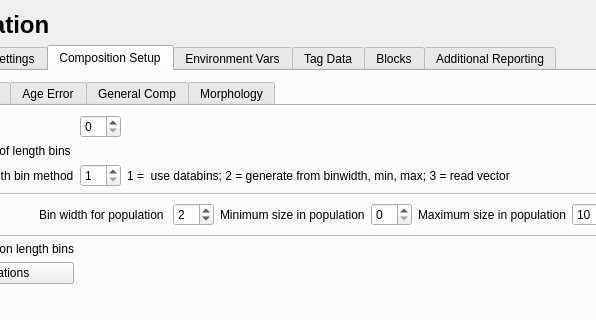
Above: src/data_widget.ui from nmfs-ost/ss3-ssi before the change; both pictures show x 119 to 715 and y 0 to 320 of the 890 by 591 pixel window. Below: the same form after it.
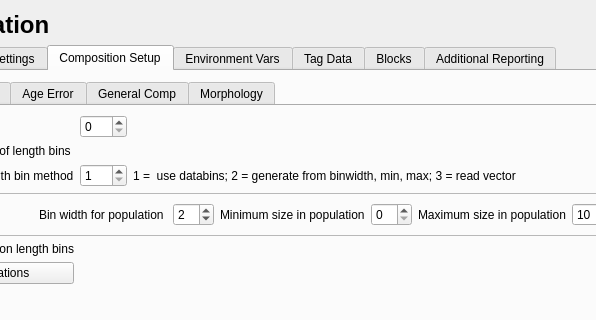
That is the form after the change. The open tabs and pages were chosen to show the change. Icons and pictures are not drawn.

What changed in the file:
```diff
--- a/src/data_widget.ui
+++ b/src/data_widget.ui
@@ -922,7 +922,11 @@
               </widget>
              </item>
              <item row="0" column="1">
-              <widget class="QSpinBox" name="spinBox_length_num_bins"/>
+              <widget class="QSpinBox" name="spinBox_length_num_bins">
+               <property name="maximum">
+                <number>200</number>
+               </property>
+              </widget>
              </item>
              <item row="3" column="1">
               <widget class="QSpinBox" name="spinBox_length_pop_bin_method">
```
Left out of the diff: 28 changed lines with no effect on the pictures.
